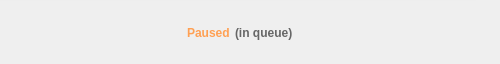
Qt form src/MEGASync/transfers/gui/win/TransferManagerDelegateWidget.ui (meganz/MEGAsync) before a commit; both pictures show x 252 to 752 and y 0 to 64 of the 752 by 64 pixel window.
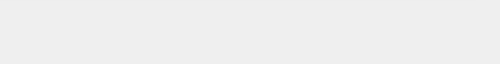
The same form after that commit. Icons and pictures are not drawn.

```diff
--- a/src/MEGASync/transfers/gui/win/TransferManagerDelegateWidget.ui
+++ b/src/MEGASync/transfers/gui/win/TransferManagerDelegateWidget.ui
@@ -793,14 +793,14 @@
               </size>
              </property>
              <property name="text">
-              <string>Paused</string>
+              <string notr="true"/>
              </property>
             </widget>
            </item>
            <item alignment="Qt::AlignLeft">
             <widget class="QLabel" name="lItemPausedQueued_2">
              <property name="text">
-              <string>(in queue)</string>
+              <string notr="true"/>
              </property>
             </widget>
            </item>
```
Left out of the diff: 8 changed lines with no effect on the pictures.
